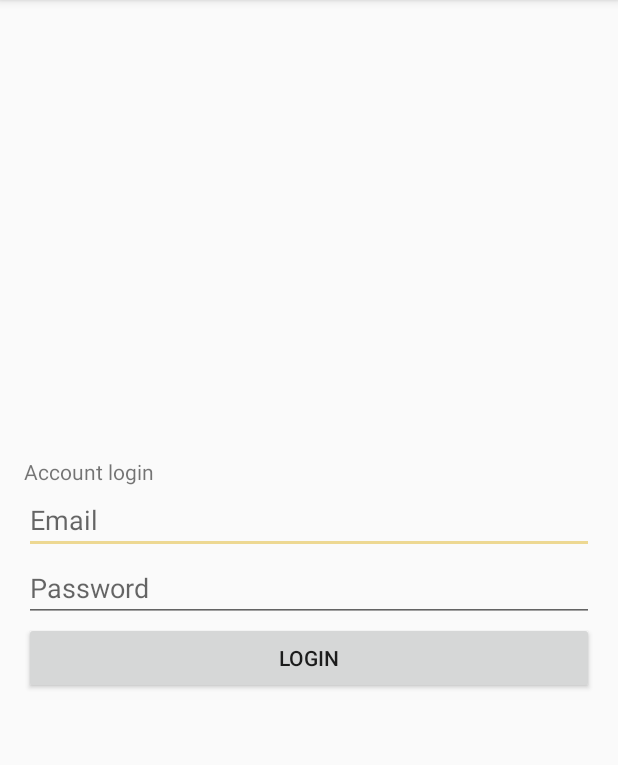
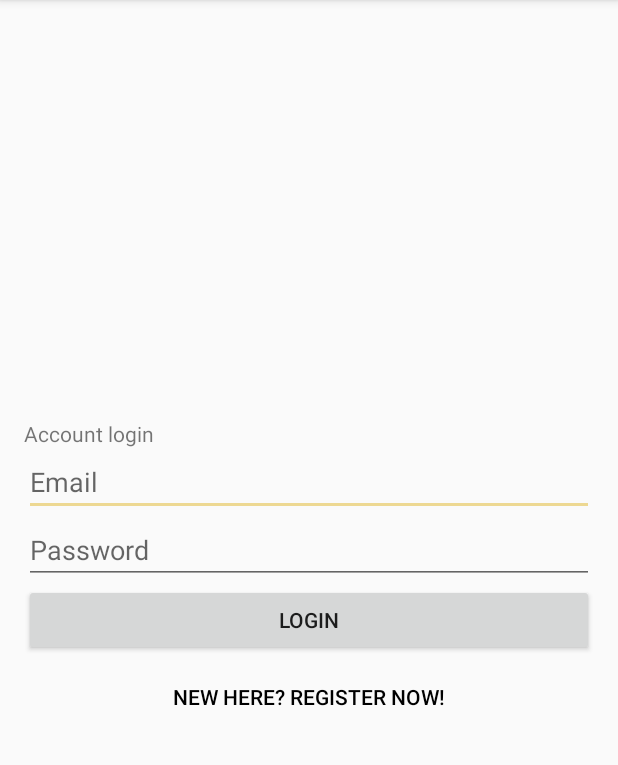
Before and after one commit to sarahotis/find-a-plant, an Android app: the LoginActivity screen opened directly, with no data from a screen before it, on a phone screen of 412 x 824 dp, the part 84-849 px from its top. Run offline under Robolectric (Android 15) with nearby library versions, the phone set to English and light mode, and no system bars; our stand-ins replace Firebase (no records; nobody signed in at launch, a user with empty details on screens opened directly).

Commit message:
add registration option to login page

```diff
--- a/app/src/main/java/com/example/findaplant/LoginActivity.kt
+++ b/app/src/main/java/com/example/findaplant/LoginActivity.kt
@@ -21,6 +21,7 @@ class LoginActivity : AppCompatActivity() {
     private var userPassword: EditText? = null
     private var loginBtn: Button? = null
     private var progressBar: ProgressBar? = null
+    private var registerButton : Button? = null //TODO: eliminate code duplication
 
     private var mAuth: FirebaseAuth? = null
     override fun onCreate(savedInstanceState: Bundle?) {
@@ -34,6 +35,12 @@ class LoginActivity : AppCompatActivity() {
         initializeUI()
 
         loginBtn!!.setOnClickListener { loginUserAccount() }
+
+        registerButton = findViewById(R.id.registerButton)
+        registerButton?.setOnClickListener {
+            val mainIntent = Intent(this, RegistrationActivity::class.java)
+            startActivity(mainIntent)
+        }
     }
 
     private fun loginUserAccount() {
--- a/app/src/main/res/layout/activity_login.xml
+++ b/app/src/main/res/layout/activity_login.xml
@@ -9,11 +9,13 @@ android:orientation="vertical"
 android:padding="16dp"
 tools:context=".LoginActivity">
 
-<TextView
-    android:layout_width="wrap_content"
-    android:layout_height="wrap_content"
-    android:text="Account login"/>
-<EditText
+    <TextView
+        android:id="@+id/textView2"
+        android:layout_width="match_parent"
+        android:layout_height="wrap_content"
+        android:text="Account login" />
+
+    <EditText
     android:id="@+id/email"
     android:layout_width="match_parent"
     android:layout_height="wrap_content"
@@ -32,6 +34,15 @@ tools:context=".LoginActivity">
     android:layout_height="wrap_content"
     android:text="Login" />
 
+    <Button
+        android:id="@+id/registerButton"
+        android:layout_width="fill_parent"
+        android:layout_height="wrap_content"
+        android:layout_marginTop="3dp"
+        android:background="@null"
+        android:forceDarkAllowed="false"
+        android:text="New here? Register Now!"
+        android:textColor="@android:color/black" />
 <ProgressBar
     android:id="@+id/progressBar"
     android:layout_width="wrap_content"
```
